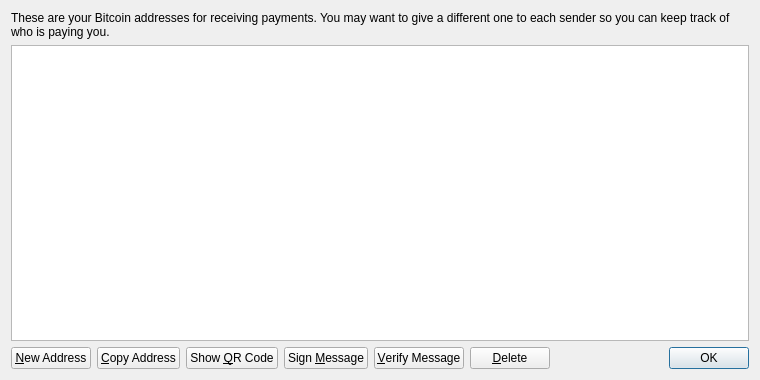
This is src/qt/forms/addressbookpage.ui in staticlace/bitcoin as Qt 5 draws it before an edit. The edited form follows.
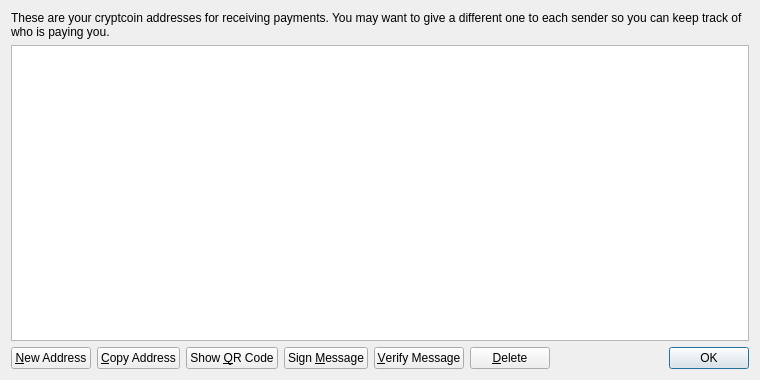
This is the edited form. Icons and pictures are not drawn.

```diff
--- a/src/qt/forms/addressbookpage.ui
+++ b/src/qt/forms/addressbookpage.ui
@@ -17,7 +17,7 @@
    <item>
     <widget class="QLabel" name="labelExplanation">
      <property name="text">
-      <string>These are your Bitcoin addresses for receiving payments. You may want to give a different one to each sender so you can keep track of who is paying you.</string>
+      <string>These are your cryptcoin addresses for receiving payments. You may want to give a different one to each sender so you can keep track of who is paying you.</string>
      </property>
      <property name="textFormat">
       <enum>Qt::PlainText</enum>
```
Left out of the diff: 4 changed lines with no effect on the pictures.
